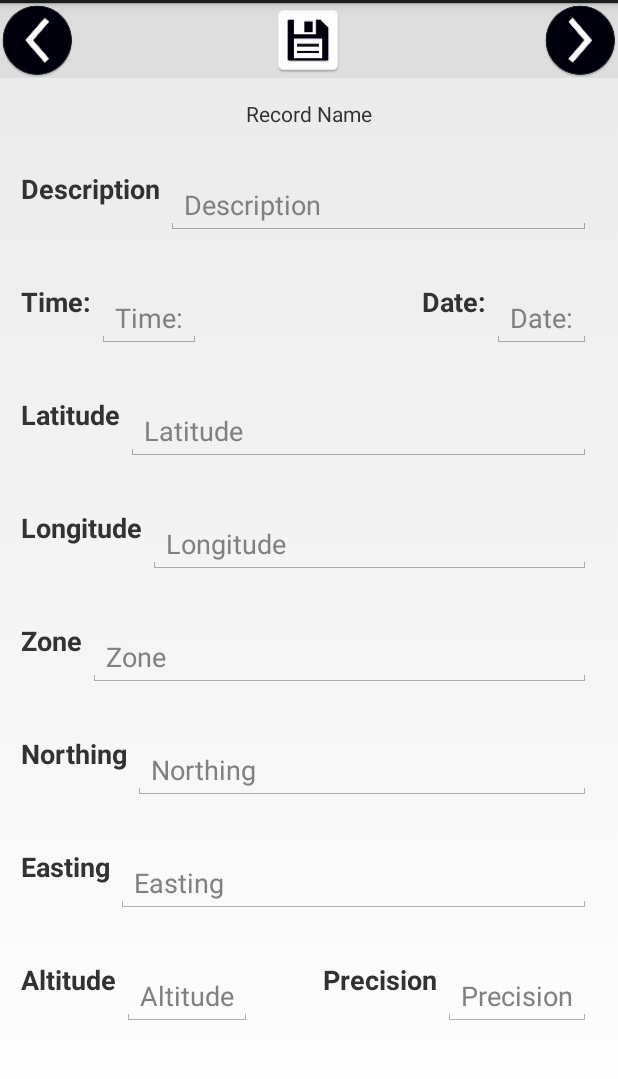
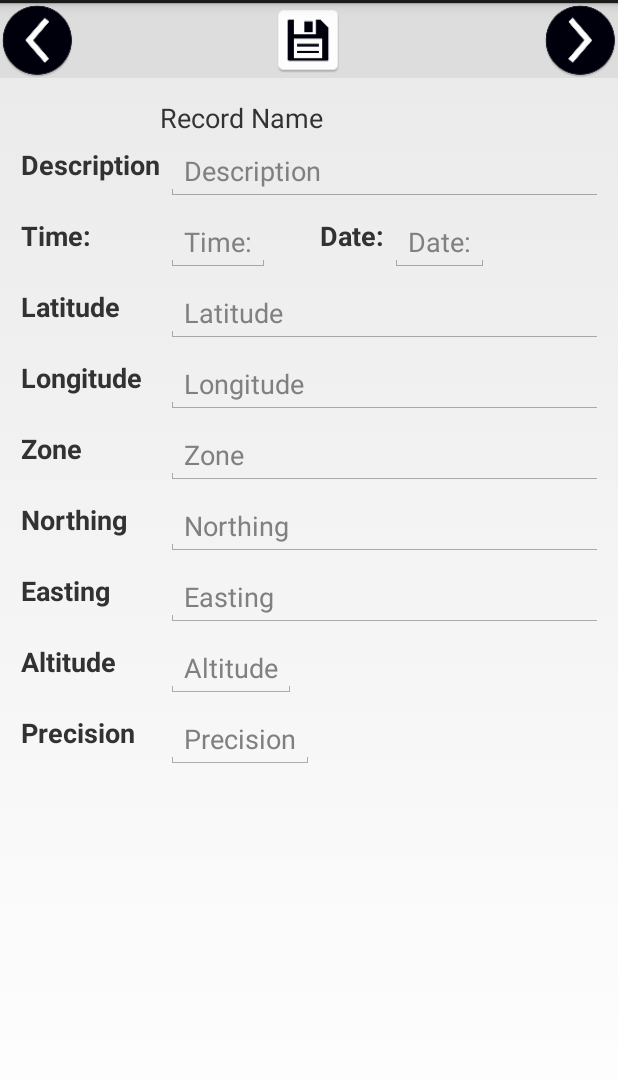
Before and after one commit to elidioxg/geoconv, an Android app: the ViewReccord screen opened directly, with no data from a screen before it, on a phone screen of 412 x 824 dp, the part 69-1148 px from its top. Run offline under Robolectric (Android 15) with nearby library versions, the phone set to English and light mode, and no system bars; 13 statements that could not run were skipped.

Commit message:
view_reccord.xml updated with gridlayout

```diff
--- a/app/src/main/res/layout/view_reccord.xml
+++ b/app/src/main/res/layout/view_reccord.xml
@@ -1,324 +1,283 @@
 <?xml version="1.0" encoding="utf-8"?>
-<RelativeLayout
+<RelativeLayout xmlns:android="http://schemas.android.com/apk/res/android"
     android:id="@+id/layout_registro"
-    xmlns:android="http://schemas.android.com/apk/res/android"
     android:layout_width="match_parent"
     android:layout_height="match_parent">
 
     <RelativeLayout
         android:id="@+id/layout_buttons"
-        android:layout_alignParentTop="true"
         android:layout_width="fill_parent"
         android:layout_height="wrap_content"
-        android:background="@color/cinza_claro"
-        >
+        android:layout_alignParentTop="true"
+        android:background="@color/cinza_claro">
 
         <ImageButton
             android:id="@+id/ib_anterior"
             android:layout_width="50dp"
             android:layout_height="50dp"
             android:layout_alignParentLeft="true"
-            android:background="@mipmap/ic_left"
-            />
+            android:background="@mipmap/ic_left" />
 
         <ImageButton
             android:id="@+id/ib_salvar"
             android:layout_width="50dp"
             android:layout_height="50dp"
             android:layout_centerHorizontal="true"
-            android:background="@mipmap/ic_save"
-            />
+            android:background="@mipmap/ic_save" />
 
         <ImageButton
             android:id="@+id/ib_proximo"
             android:layout_width="50dp"
             android:layout_height="50dp"
             android:layout_alignParentRight="true"
-            android:background="@mipmap/ic_right"
-            />
+            android:background="@mipmap/ic_right" />
 
     </RelativeLayout>
 
 
     <ScrollView
-        android:layout_below="@+id/layout_buttons"
         android:layout_width="fill_parent"
-        android:layout_height="fill_parent">
+        android:layout_height="fill_parent"
+        android:layout_below="@+id/layout_buttons">
 
-        <LinearLayout
+        <GridLayout
             android:layout_width="fill_parent"
             android:layout_height="fill_parent"
-            android:orientation="vertical">
+            android:columnCount="4"
+            android:orientation="vertical"
+            android:rowCount="10"
+            android:layout_margin="@dimen/margem_grande">
 
-            <RelativeLayout
-                android:layout_width="fill_parent"
+
+            <TextView
+                android:id="@+id/tvRegistro"
+                android:layout_width="wrap_content"
                 android:layout_height="wrap_content"
-                android:layout_margin="@dimen/margem_grande"
-                >
+                android:layout_centerHorizontal="true"
+                android:layout_column="1"
+                android:layout_columnSpan="3"
+                android:layout_row="0"
+                android:textSize="@dimen/fonteNormal"
+                android:text="@string/registro" />
 
-                <TextView
-                    android:id="@+id/tvRegistro"
-                    android:layout_width="wrap_content"
-                    android:layout_height="wrap_content"
-                    android:layout_centerHorizontal="true"
-                    android:text="@string/registro"/>
 
-            </RelativeLayout>
-
-            <RelativeLayout
-                android:layout_width="fill_parent"
-                android:layout_height="wrap_content"
-                android:layout_margin="@dimen/margem_grande">
 
                 <TextView
                     android:id="@+id/tvDescricao"
                     android:layout_width="wrap_content"
                     android:layout_height="wrap_content"
+                    android:layout_column="0"
+                    android:layout_row="1"
                     android:text="@string/descricao"
                     android:textSize="@dimen/fonteNormal"
-                    android:textStyle="bold"
-                    />
+                    android:textStyle="bold" />
 
                 <EditText
                     android:id="@+id/etdescricao"
                     android:layout_width="fill_parent"
                     android:layout_height="wrap_content"
+                    android:layout_column="1"
+                    android:layout_row="1"
+                    android:layout_columnSpan="3"
+                    android:layout_margin="@dimen/margem"
                     android:layout_toRightOf="@+id/tvDescricao"
-                    android:hint="@string/descricao"
-                    android:layout_margin="@dimen/margem"
-                    />
-
-            </RelativeLayout>
-
-            <RelativeLayout
-                android:layout_width="fill_parent"
-                android:layout_height="wrap_content"
-                android:layout_margin="@dimen/margem_grande">
+                    android:hint="@string/descricao" />
 
                 <TextView
                     android:id="@+id/tvHora"
                     android:layout_width="wrap_content"
                     android:layout_height="wrap_content"
+                    android:layout_column="0"
+                    android:layout_row="2"
                     android:text="@string/time"
                     android:textSize="@dimen/fonteNormal"
-                    android:textStyle="bold"
-                    />
+                    android:textStyle="bold" />
 
                 <EditText
                     android:id="@+id/etHora"
-                    android:layout_toRightOf="@+id/tvHora"
                     android:layout_width="wrap_content"
                     android:layout_height="wrap_content"
+                    android:layout_column="1"
+                    android:layout_row="2"
+                    android:layout_margin="@dimen/margem"
                     android:hint="@string/time"
                     android:maxLength="10"
-                    android:maxLines="1"
-                    android:layout_margin="@dimen/margem"
-                    />
+                    android:maxLines="1" />
 
                 <TextView
                     android:id="@+id/tvData"
                     android:layout_width="wrap_content"
                     android:layout_height="wrap_content"
+                    android:layout_column="2"
+                    android:layout_row="2"
                     android:text="@string/data"
-                    android:layout_toLeftOf="@+id/etData"
                     android:textSize="@dimen/fonteNormal"
-                    android:textStyle="bold"
-                    />
+                    android:textStyle="bold" />
 
                 <EditText
                     android:id="@+id/etData"
-                    android:layout_alignParentRight="true"
                     android:layout_width="wrap_content"
                     android:layout_height="wrap_content"
+                    android:layout_column="3"
+                    android:layout_row="2"
+                    android:layout_margin="@dimen/margem"
                     android:hint="@string/data"
                     android:maxLength="10"
-                    android:maxLines="1"
-                    android:layout_margin="@dimen/margem"
-                    />
-
-            </RelativeLayout>
-
-            <RelativeLayout
-                android:layout_width="fill_parent"
-                android:layout_height="wrap_content"
-                android:layout_margin="@dimen/margem_grande">
+                    android:maxLines="1" />
 
                 <TextView
                     android:id="@+id/tvLatitude"
                     android:layout_width="wrap_content"
                     android:layout_height="wrap_content"
+                    android:layout_column="0"
+                    android:layout_row="3"
                     android:text="@string/latitude"
                     android:textSize="@dimen/fonteNormal"
-                    android:textStyle="bold"
-                    />
+                    android:textStyle="bold" />
 
                 <EditText
                     android:id="@+id/etlatitude"
                     android:layout_width="fill_parent"
                     android:layout_height="wrap_content"
-                    android:layout_toRightOf="@+id/tvLatitude"
+                    android:layout_column="1"
+                    android:layout_row="3"
+                    android:layout_columnSpan="3"
+                    android:layout_margin="@dimen/margem"
                     android:hint="@string/latitude"
-                    android:inputType="numberDecimal|numberSigned"
-                    android:layout_margin="@dimen/margem"
-                    />
-
-            </RelativeLayout>
-
-            <RelativeLayout
-                android:layout_width="fill_parent"
-                android:layout_height="wrap_content"
-                android:layout_margin="@dimen/margem_grande">
+                    android:inputType="numberDecimal|numberSigned" />
 
                 <TextView
                     android:id="@+id/tvLongitude"
                     android:layout_width="wrap_content"
                     android:layout_height="wrap_content"
+                    android:layout_column="0"
+                    android:layout_row="4"
                     android:text="@string/longitude"
                     android:textSize="@dimen/fonteNormal"
-                    android:textStyle="bold"
-                    />
+                    android:textStyle="bold" />
 
                 <EditText
                     android:id="@+id/etlongitude"
                     android:layout_width="fill_parent"
                     android:layout_height="wrap_content"
+                    android:layout_column="1"
+                    android:layout_row="4"
+                    android:layout_columnSpan="3"
+                    android:layout_margin="@dimen/margem"
                     android:layout_toRightOf="@+id/tvLongitude"
                     android:hint="@string/longitude"
-                    android:inputType="numberDecimal|numberSigned"
-                    android:layout_margin="@dimen/margem"
-                    />
-
-            </RelativeLayout>
-
-            <RelativeLayout
-                android:layout_width="fill_parent"
-                android:layout_height="wrap_content"
-                android:layout_margin="@dimen/margem_grande"
-                >
+                    android:inputType="numberDecimal|numberSigned" />
 
                 <TextView
                     android:id="@+id/tvSetor"
                     android:layout_width="wrap_content"
                     android:layout_height="wrap_content"
+                    android:layout_column="0"
+                    android:layout_row="5"
                     android:text="@string/quadrante"
                     android:textSize="@dimen/fonteNormal"
-                    android:textStyle="bold"
-                    />
+                    android:textStyle="bold" />
 
                 <EditText
                     android:id="@+id/etSetor"
-                    android:layout_toRightOf="@+id/tvSetor"
                     android:layout_width="fill_parent"
                     android:layout_height="wrap_content"
-                    android:hint="@string/quadrante"
+                    android:layout_column="1"
+                    android:layout_row="5"
+                    android:layout_columnSpan="3"
                     android:layout_margin="@dimen/margem"
-                    />
-
-                </RelativeLayout>
-
-            <RelativeLayout
-                android:layout_width="fill_parent"
-                android:layout_height="wrap_content"
-                android:layout_margin="@dimen/margem_grande">
+                    android:layout_toRightOf="@+id/tvSetor"
+                    android:hint="@string/quadrante" />
 
                 <TextView
                     android:id="@+id/tvNorte"
                     android:layout_width="wrap_content"
                     android:layout_height="wrap_content"
+                    android:layout_column="0"
+                    android:layout_row="6"
                     android:text="@string/north"
                     android:textSize="@dimen/fonteNormal"
-                    android:textStyle="bold"
-                    />
+                    android:textStyle="bold" />
 
                 <EditText
                     android:id="@+id/etNorte"
-                    android:layout_toRightOf="@+id/tvNorte"
                     android:layout_width="fill_parent"
                     android:layout_height="wrap_content"
+                    android:layout_column="1"
+                    android:layout_row="6"
+                    android:layout_columnSpan="3"
+                    android:layout_margin="@dimen/margem"
                     android:hint="@string/north"
-                    android:inputType="number"
-                    android:layout_margin="@dimen/margem"
-                    />
-
-            </RelativeLayout>
-
-            <RelativeLayout
-                android:layout_width="fill_parent"
-                android:layout_height="wrap_content"
-                android:layout_margin="@dimen/margem_grande">
+                    android:inputType="number" />
 
                 <TextView
                     android:id="@+id/tvLeste"
                     android:layout_width="wrap_content"
                     android:layout_height="wrap_content"
+                    android:layout_column="0"
+                    android:layout_row="7"
                     android:text="@string/east"
                     android:textSize="@dimen/fonteNormal"
-                    android:textStyle="bold"
-                    />
+                    android:textStyle="bold" />
 
                 <EditText
                     android:id="@+id/etLeste"
                     android:layout_width="fill_parent"
                     android:layout_height="wrap_content"
+                    android:layout_column="1"
+                    android:layout_row="7"
+                    android:layout_columnSpan="3"
+                    android:layout_margin="@dimen/margem"
+                    android:layout_toRightOf="@+id/tvLeste"
                     android:hint="@string/east"
-                    android:layout_toRightOf="@+id/tvLeste"
-                    android:inputType="number"
-                    android:layout_margin="@dimen/margem"
-                    />
-
-            </RelativeLayout>
-
-            <RelativeLayout
-                android:layout_width="fill_parent"
-                android:layout_height="wrap_content"
-                android:layout_margin="@dimen/margem_grande">
+                    android:inputType="number" />
 
                 <TextView
                     android:id="@+id/tvAltitude"
                     android:layout_width="wrap_content"
                     android:layout_height="wrap_content"
+                    android:layout_column="0"
+                    android:layout_row="8"
                     android:text="@string/altitude"
                     android:textSize="@dimen/fonteNormal"
-                    android:textStyle="bold"
-                    />
+                    android:textStyle="bold" />
 
                 <EditText
                     android:id="@+id/etAltitude"
                     android:layout_width="wrap_content"
                     android:layout_height="wrap_content"
-                    android:layout_toRightOf="@+id/tvAltitude"
+                    android:layout_column="1"
+                    android:layout_row="8"
+                    android:layout_columnSpan="3"
+                    android:layout_margin="@dimen/margem"
                     android:hint="@string/altitude"
                     android:inputType="numberDecimal"
                     android:maxLength="6"
-                    android:maxLines="1"
-                    android:layout_margin="@dimen/margem"
-                    />
+                    android:maxLines="1" />
 
                 <TextView
                     android:id="@+id/tvPrecisao"
                     android:layout_width="wrap_content"
                     android:layout_height="wrap_content"
-                    android:layout_toLeftOf="@+id/etPrecisao"
+                    android:layout_column="0"
+                    android:layout_row="9"
                     android:text="@string/precision"
                     android:textSize="@dimen/fonteNormal"
-                    android:textStyle="bold"
-                    />
+                    android:textStyle="bold" />
 
                 <EditText
                     android:id="@+id/etPrecisao"
                     android:layout_width="wrap_content"
                     android:layout_height="wrap_content"
+                    android:layout_column="1"
+                    android:layout_row="9"
+                    android:layout_margin="@dimen/margem"
                     android:hint="@string/precision"
-                    android:layout_alignParentRight="true"
                     android:inputType="numberDecimal"
                     android:maxLength="6"
-                    android:maxLines="1"
-                    android:layout_margin="@dimen/margem"
-                    />
+                    android:maxLines="1" />
 
-            </RelativeLayout>
-
-        </LinearLayout>
+        </GridLayout>
 
     </ScrollView>
 
```
